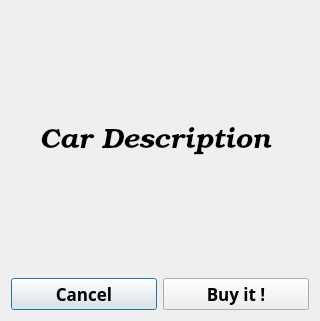
First picture: the form in selectedcar.ui, repository danieldir/carSellGui, before the edit.
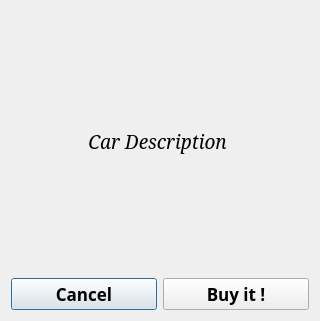
Second picture: the form after the edit.

Diff of the .ui file:
```diff
--- a/selectedcar.ui
+++ b/selectedcar.ui
@@ -18,8 +18,8 @@
     <widget class="QLabel" name="carDescriptionLabel">
      <property name="font">
       <font>
-       <family>URW Bookman L</family>
-       <pointsize>21</pointsize>
+       <family>Serif</family>
+       <pointsize>14</pointsize>
        <weight>50</weight>
        <italic>true</italic>
        <bold>false</bold>
```
